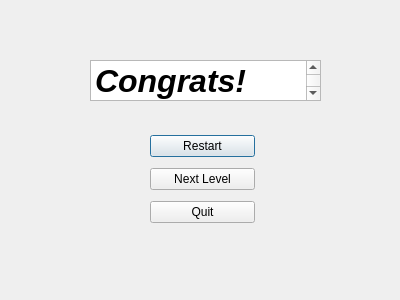
First picture: the form in src/win_screen.ui, repository AlexSze/comp2012h-spaceinvader, before the edit.
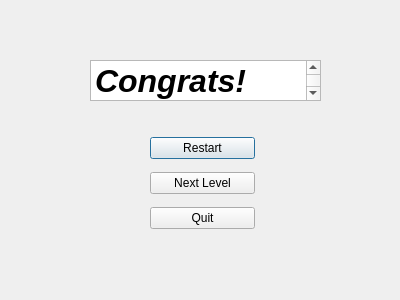
Second picture: the form after the edit.

Commit message: renamed buttons for readability

```diff
--- a/src/win_screen.ui
+++ b/src/win_screen.ui
@@ -36,7 +36,7 @@
      <x>150</x>
      <y>130</y>
      <width>105</width>
-     <height>100</height>
+     <height>109</height>
     </rect>
    </property>
    <layout class="QVBoxLayout" name="verticalLayout">
```
Left out of the diff: 8 changed lines with no effect on the pictures. The commit also changes 5 other files.
